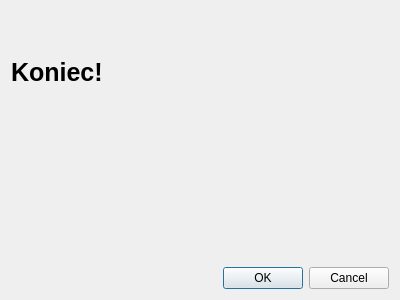
First picture: the form in tfinished_form.ui, repository stasinek/Koperek, before the edit.
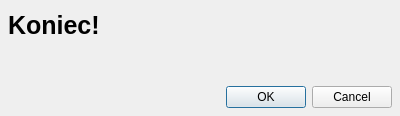
Second picture: the form after the edit.

```diff
--- a/tfinished_form.ui
+++ b/tfinished_form.ui
@@ -7,13 +7,28 @@
     <x>0</x>
     <y>0</y>
     <width>400</width>
-    <height>300</height>
+    <height>116</height>
    </rect>
   </property>
   <property name="windowTitle">
    <string>Koperek32::Finished!</string>
   </property>
   <layout class="QVBoxLayout" name="verticalLayout">
+   <property name="spacing">
+    <number>4</number>
+   </property>
+   <property name="leftMargin">
+    <number>8</number>
+   </property>
+   <property name="topMargin">
+    <number>8</number>
+   </property>
+   <property name="rightMargin">
+    <number>8</number>
+   </property>
+   <property name="bottomMargin">
+    <number>8</number>
+   </property>
    <item>
     <widget class="QLabel" name="label">
      <property name="font">
```
